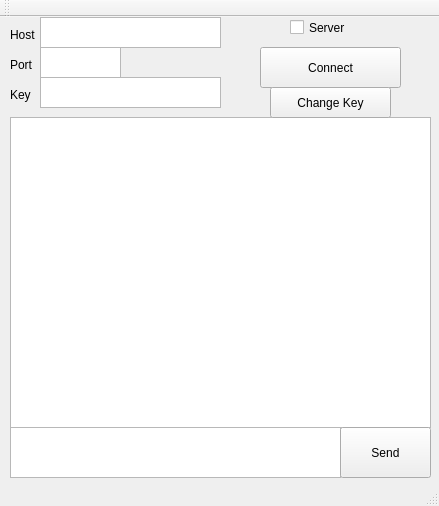
Above: vpn/mainwindow.ui from leekeith/EECE412 before the change. Below: the same form after it.
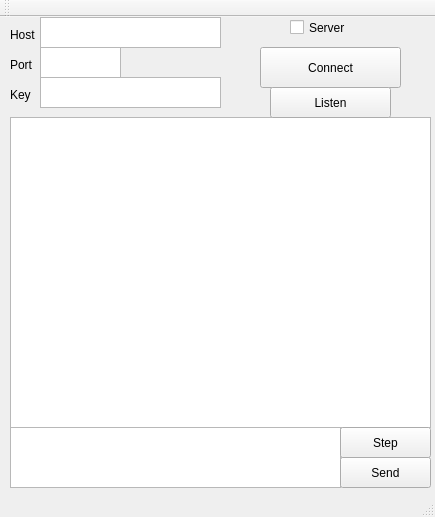
That is the form after the change.

What changed in the file:
```diff
--- a/vpn/mainwindow.ui
+++ b/vpn/mainwindow.ui
@@ -6,8 +6,8 @@
    <rect>
     <x>0</x>
     <y>0</y>
-    <width>439</width>
-    <height>506</height>
+    <width>435</width>
+    <height>517</height>
    </rect>
   </property>
   <property name="windowTitle">
@@ -89,7 +89,7 @@
       <x>10</x>
       <y>410</y>
       <width>331</width>
-      <height>51</height>
+      <height>61</height>
      </rect>
     </property>
    </widget>
@@ -97,9 +97,9 @@
     <property name="geometry">
      <rect>
       <x>340</x>
-      <y>410</y>
+      <y>440</y>
       <width>91</width>
-      <height>51</height>
+      <height>31</height>
      </rect>
     </property>
     <property name="text">
@@ -139,7 +139,7 @@
      </rect>
     </property>
     <property name="text">
-     <string>Change Key</string>
+     <string>Listen</string>
     </property>
    </widget>
    <widget class="QCheckBox" name="checkBox_server">
@@ -155,6 +155,19 @@
      <string>Server</string>
     </property>
    </widget>
+   <widget class="QPushButton" name="pushButton_step">
+    <property name="geometry">
+     <rect>
+      <x>340</x>
+      <y>410</y>
+      <width>91</width>
+      <height>31</height>
+     </rect>
+    </property>
+    <property name="text">
+     <string>Step</string>
+    </property>
+   </widget>
   </widget>
   <widget class="QMenuBar" name="menuBar">
    <property name="geometry">
```
Left out of the diff: 4 changed lines with no effect on the pictures.
